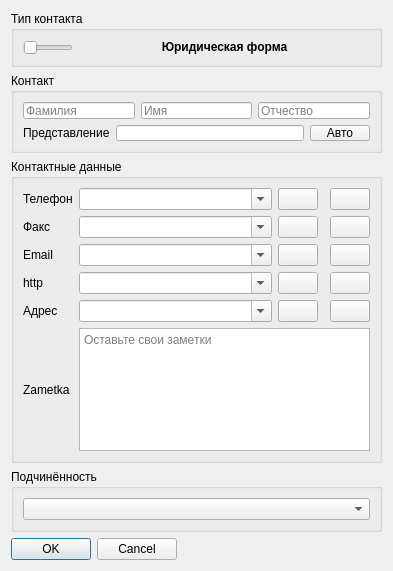
First picture: the form in src/contview.ui, repository PKEv/QontMan, before the edit.
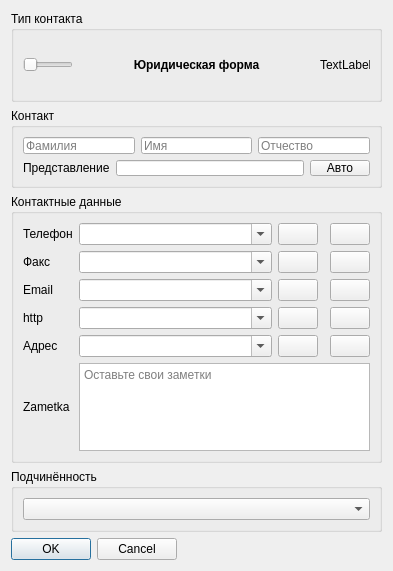
Second picture: the form after the edit. Icons and pictures are not drawn.

Patch:
```diff
--- a/src/contview.ui
+++ b/src/contview.ui
@@ -166,6 +166,28 @@
         </property>
        </widget>
       </item>
+      <item>
+       <widget class="QLabel" name="imgLabel">
+        <property name="minimumSize">
+         <size>
+          <width>50</width>
+          <height>50</height>
+         </size>
+        </property>
+        <property name="maximumSize">
+         <size>
+          <width>50</width>
+          <height>50</height>
+         </size>
+        </property>
+        <property name="contextMenuPolicy">
+         <enum>Qt::CustomContextMenu</enum>
+        </property>
+        <property name="text">
+         <string>TextLabel</string>
+        </property>
+       </widget>
+      </item>
      </layout>
     </widget>
    </item>
@@ -302,7 +324,7 @@
       <item row="12" column="1">
        <widget class="QComboBox" name="comboBox_5">
         <property name="sizePolicy">
-         <sizepolicy hsizetype="Expanding" vsizetype="Fixed">
+         <sizepolicy hsizetype="Ignored" vsizetype="Fixed">
           <horstretch>0</horstretch>
           <verstretch>0</verstretch>
          </sizepolicy>
```
